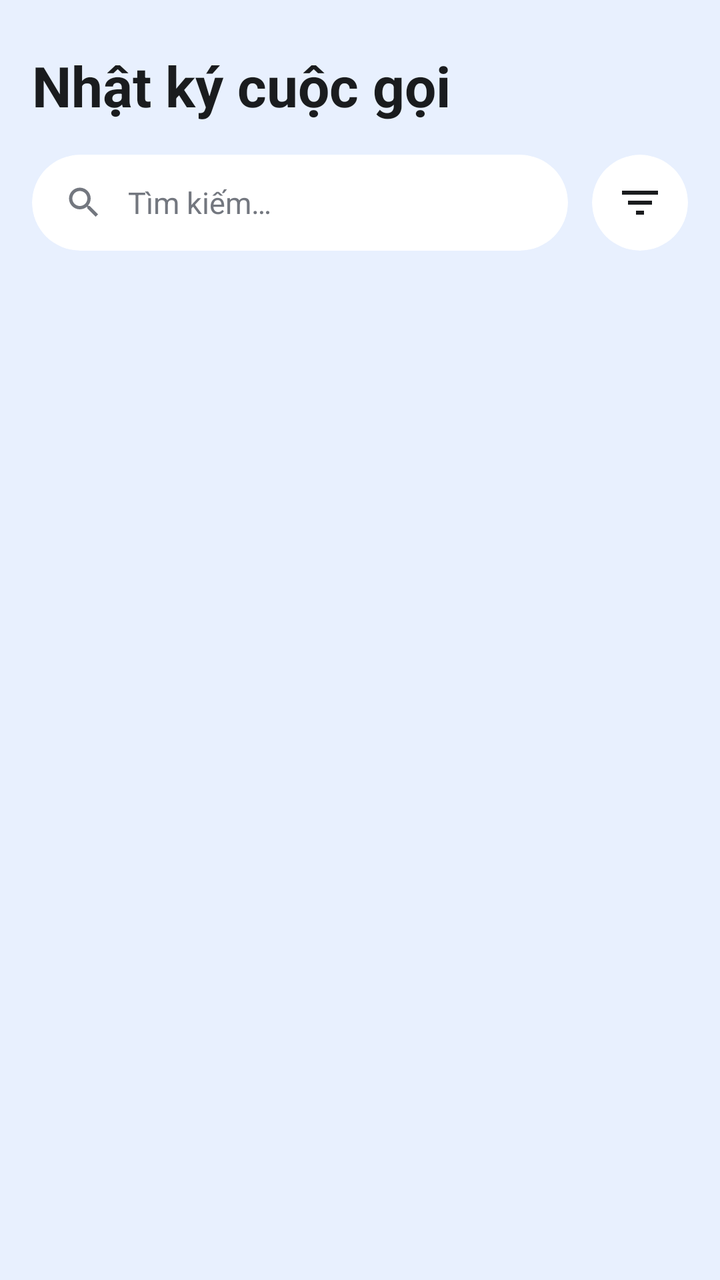
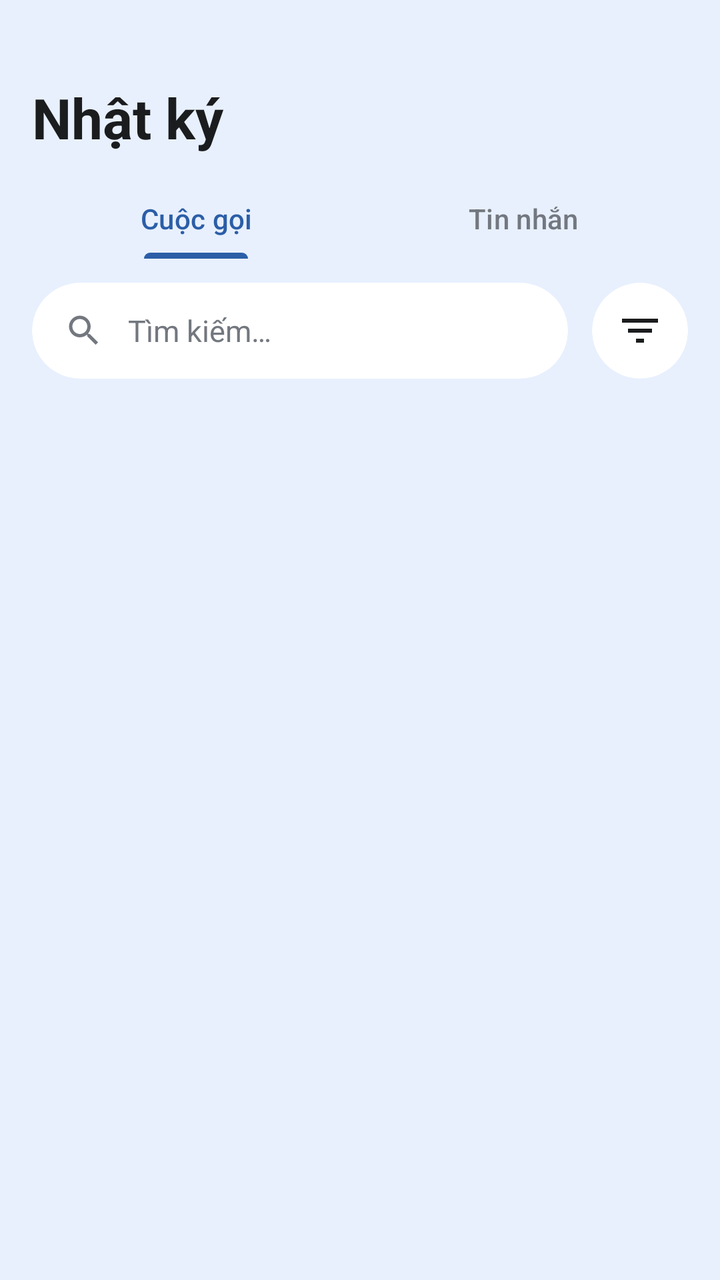

Before-and-after screenshots of an Android layout around one commit, followed by the original layout XML and the change that was made.
<!-- AndroidManifest.xml: application theme Theme.CallBlock -->
<!-- res/layout/fragment_call_log.xml -->
<?xml version="1.0" encoding="utf-8"?>
<LinearLayout xmlns:android="http://schemas.android.com/apk/res/android"
    xmlns:app="http://schemas.android.com/apk/res-auto"
    android:layout_width="match_parent"
    android:layout_height="match_parent"
    android:background="@color/pixel_blue_bg"
    android:orientation="vertical"
    android:padding="16dp">

    
    <TextView
        android:layout_width="match_parent"
        android:layout_height="wrap_content"
        android:layout_marginTop="8dp"
        android:text="@string/call_log_title"
        android:textColor="@color/text_primary"
        android:textSize="28sp"
        android:textStyle="bold" />

    
    <LinearLayout
        android:layout_width="match_parent"
        android:layout_height="wrap_content"
        android:layout_marginTop="16dp"
        android:gravity="center_vertical"
        android:orientation="horizontal">

        <com.google.android.material.card.MaterialCardView
            android:layout_width="0dp"
            android:layout_height="48dp"
            android:layout_weight="1"
            app:cardBackgroundColor="@color/pixel_card_bg"
            app:cardCornerRadius="24dp"
            app:cardElevation="0dp"
            app:strokeWidth="0dp">

            <LinearLayout
                android:layout_width="match_parent"
                android:layout_height="match_parent"
                android:gravity="center_vertical"
                android:paddingStart="16dp"
                android:paddingEnd="16dp">

                <ImageView
                    android:layout_width="20dp"
                    android:layout_height="20dp"
                    android:src="@drawable/ic_search"
                    app:tint="@color/text_muted" />

                <EditText
                    android:id="@+id/etSearch"
                    android:layout_width="match_parent"
                    android:layout_height="match_parent"
                    android:layout_marginStart="12dp"
                    android:background="@null"
                    android:hint="@string/search_hint"
                    android:inputType="text"
                    android:textColor="@color/text_primary"
                    android:textColorHint="@color/text_muted"
                    android:textSize="15sp" />
            </LinearLayout>
        </com.google.android.material.card.MaterialCardView>

        <com.google.android.material.card.MaterialCardView
            android:id="@+id/btnFilter"
            android:layout_width="48dp"
            android:layout_height="48dp"
            android:layout_marginStart="12dp"
            app:cardBackgroundColor="@color/pixel_card_bg"
            app:cardCornerRadius="24dp"
            app:cardElevation="0dp"
            app:strokeWidth="0dp">

            <ImageView
                android:layout_width="match_parent"
                android:layout_height="match_parent"
                android:padding="12dp"
                android:src="@drawable/ic_filter"
                app:tint="@color/text_primary" />
        </com.google.android.material.card.MaterialCardView>
    </LinearLayout>

    
    <androidx.recyclerview.widget.RecyclerView
        android:id="@+id/rvCallLog"
        android:layout_width="match_parent"
        android:layout_height="0dp"
        android:layout_marginTop="16dp"
        android:layout_weight="1"
        android:clipToPadding="false"
        android:paddingBottom="16dp" />

</LinearLayout>
<!-- resources referenced by this layout -->
<resources>
  <color name="pixel_blue_bg">#E8F0FE</color>
  <color name="pixel_card_bg">#FFFFFF</color>
  <color name="text_muted">#73777F</color>
  <color name="text_primary">#1A1C1E</color>
  <!-- drawable ic_filter (drawable) -->
  <vector xmlns:android="http://schemas.android.com/apk/res/android"
      android:width="24dp"
      android:height="24dp"
      android:viewportWidth="24"
      android:viewportHeight="24">
      <path
          android:fillColor="#FF000000"
          android:pathData="M10,18h4v-2h-4v2zM3,6v2h18V6H3zm3,7h12v-2H6v2z"/>
  </vector>
  <!-- drawable ic_search (drawable) -->
  <vector xmlns:android="http://schemas.android.com/apk/res/android"
      android:width="24dp"
      android:height="24dp"
      android:viewportWidth="24"
      android:viewportHeight="24">
      <path
          android:fillColor="#FF000000"
          android:pathData="M15.5,14h-0.79l-0.28,-0.27C15.41,12.59 16,11.11 16,9.5 16,5.91 13.09,3 9.5,3S3,5.91 3,9.5 5.91,16 9.5,16c1.61,0 3.09,-0.59 4.23,-1.57l0.27,0.28v0.79l5,4.99L20.49,19l-4.99,-5zm-6,0C7.01,14 5,11.99 5,9.5S7.01,5 9.5,5 14,7.01 14,9.5 11.99,14 9.5,14z"/>
  </vector>
  <string name="call_log_title">Nhật ký cuộc gọi</string>
  <string name="search_hint">Tìm kiếm…</string>
  <style name="Theme.CallBlock" parent="Base.Theme.CallBlock" />
  <style name="Base.Theme.CallBlock" parent="Theme.Material3.DayNight.NoActionBar">
          
          <item name="colorPrimary">@color/primary</item>
          <item name="colorOnPrimary">@color/on_primary</item>
          <item name="colorPrimaryContainer">@color/primary_container</item>
          <item name="colorOnPrimaryContainer">@color/on_primary_container</item>
          <item name="android:statusBarColor">@color/pixel_blue_bg</item>
          <item name="android:windowLightStatusBar">true</item>
          <item name="android:windowBackground">@color/pixel_blue_bg</item>
      </style>
  <color name="primary">#2B5EA7</color>
  <color name="on_primary">#FFFFFF</color>
  <color name="primary_container">#D8E2FF</color>
  <color name="on_primary_container">#001A41</color>
</resources>

<!-- the commit's change to res/layout/fragment_call_log.xml (unified diff, before → after) -->
@@ -11,17 +11,40 @@
     <TextView
         android:layout_width="match_parent"
         android:layout_height="wrap_content"
-        android:layout_marginTop="8dp"
+        android:layout_marginTop="24dp"
         android:text="@string/call_log_title"
         android:textColor="@color/text_primary"
         android:textSize="28sp"
         android:textStyle="bold" />
 
     
+    <com.google.android.material.tabs.TabLayout
+        android:id="@+id/tabLogType"
+        android:layout_width="match_parent"
+        android:layout_height="40dp"
+        android:layout_marginTop="12dp"
+        android:background="@android:color/transparent"
+        app:tabIndicatorColor="@color/primary"
+        app:tabIndicatorHeight="3dp"
+        app:tabSelectedTextColor="@color/primary"
+        app:tabTextColor="@color/text_muted">
+
+        <com.google.android.material.tabs.TabItem
+            android:layout_width="wrap_content"
+            android:layout_height="wrap_content"
+            android:text="Cuộc gọi" />
+
+        <com.google.android.material.tabs.TabItem
+            android:layout_width="wrap_content"
+            android:layout_height="wrap_content"
+            android:text="Tin nhắn" />
+    </com.google.android.material.tabs.TabLayout>
+
+    
     <LinearLayout
         android:layout_width="match_parent"
         android:layout_height="wrap_content"
-        android:layout_marginTop="16dp"
+        android:layout_marginTop="12dp"
         android:gravity="center_vertical"
         android:orientation="horizontal">
 
<!-- resource entries referenced after the edit -->
@@ -24,7 +24,7 @@
           android:fillColor="#FF000000"
           android:pathData="M15.5,14h-0.79l-0.28,-0.27C15.41,12.59 16,11.11 16,9.5 16,5.91 13.09,3 9.5,3S3,5.91 3,9.5 5.91,16 9.5,16c1.61,0 3.09,-0.59 4.23,-1.57l0.27,0.28v0.79l5,4.99L20.49,19l-4.99,-5zm-6,0C7.01,14 5,11.99 5,9.5S7.01,5 9.5,5 14,7.01 14,9.5 11.99,14 9.5,14z"/>
   </vector>
-  <string name="call_log_title">Nhật ký cuộc gọi</string>
+  <string name="call_log_title">Nhật ký</string>
   <string name="search_hint">Tìm kiếm…</string>
   <style name="Theme.CallBlock" parent="Base.Theme.CallBlock" />
   <style name="Base.Theme.CallBlock" parent="Theme.Material3.DayNight.NoActionBar">
